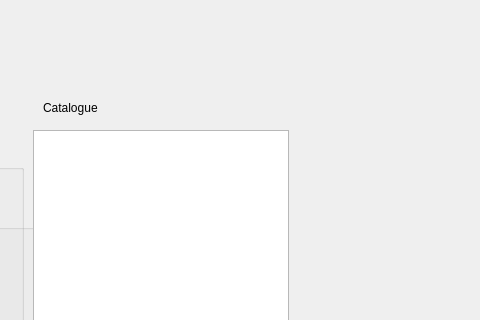
The window that LibraryInfoSystem/dashboardwindow.ui (Finnzag/Library-Info-System) describes before a commit, drawn with Qt 5; both pictures show x 587 to 1067 and y 0 to 320 of the 1067 by 613 pixel window.
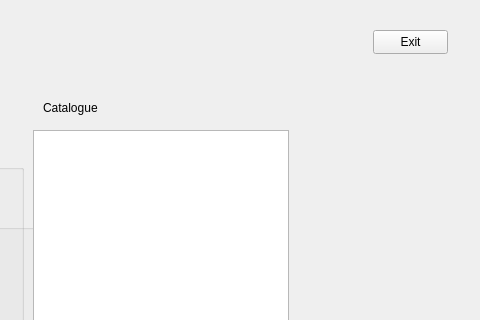
The same window after the commit.

Diff of the .ui file:
```diff
--- a/LibraryInfoSystem/dashboardwindow.ui
+++ b/LibraryInfoSystem/dashboardwindow.ui
@@ -262,6 +262,19 @@
      <string>Remove</string>
     </property>
    </widget>
+   <widget class="QPushButton" name="exitButton">
+    <property name="geometry">
+     <rect>
+      <x>960</x>
+      <y>30</y>
+      <width>75</width>
+      <height>24</height>
+     </rect>
+    </property>
+    <property name="text">
+     <string>Exit</string>
+    </property>
+   </widget>
   </widget>
   <widget class="QMenuBar" name="menubar">
    <property name="geometry">
```
